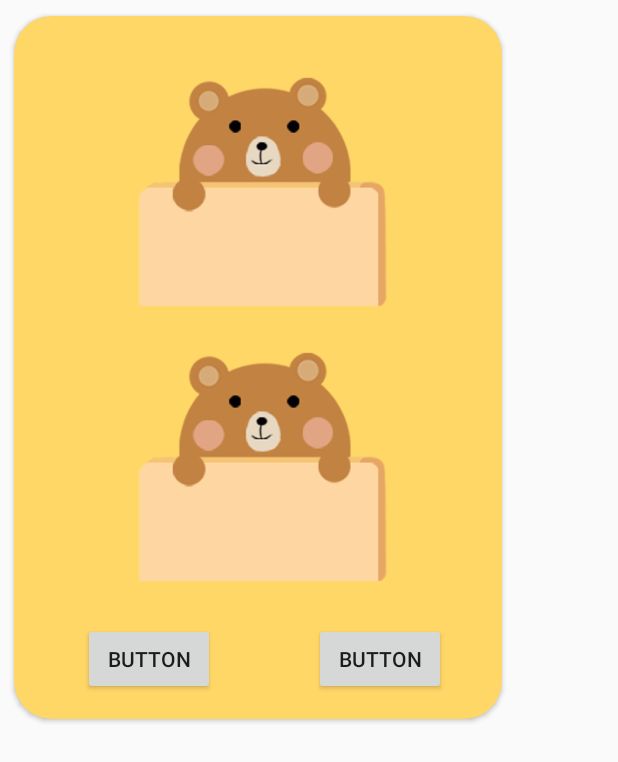
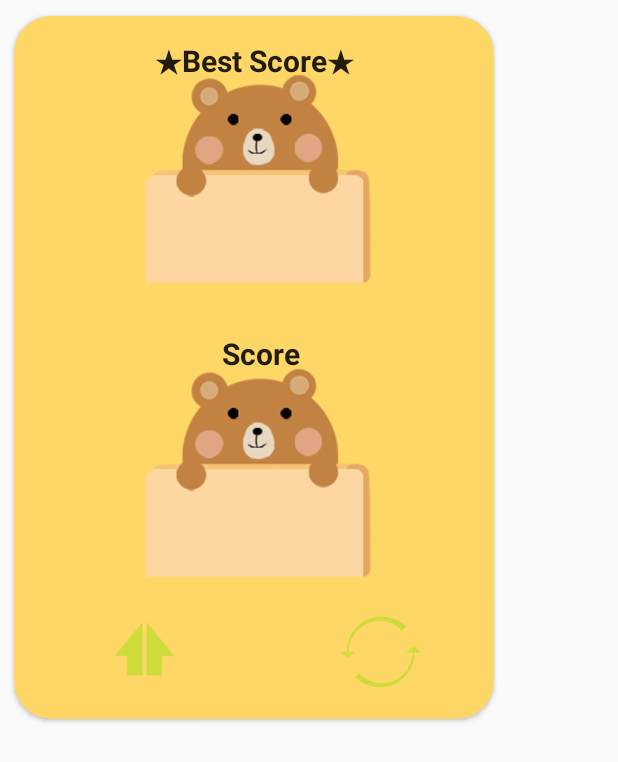
Before and after one commit to angryskull/gameproject1, an Android app: the layout activity_popup_game_over.xml on its own in the app's theme, with its tools: preview values and no code run, on a phone screen of 412 x 824 dp. Shown: the top 762 px of the screen. Run offline under Robolectric (Android 15) with nearby library versions, the phone set to English and light mode, and no system bars.

Commit message:
popup, intent 완료

```diff
--- a/GameProject1/app/src/main/res/layout/activity_popup_game_over.xml
+++ b/GameProject1/app/src/main/res/layout/activity_popup_game_over.xml
@@ -1,13 +1,16 @@
 <?xml version="1.0" encoding="utf-8"?>
-<androidx.cardview.widget.CardView
-    android:id="@+id/popup"
+<androidx.cardview.widget.CardView android:id="@+id/popup"
     xmlns:android="http://schemas.android.com/apk/res/android"
     xmlns:app="http://schemas.android.com/apk/res-auto"
+    xmlns:tools="http://schemas.android.com/tools"
     android:layout_width="wrap_content"
     android:layout_height="490dp"
+    android:orientation="vertical"
+    android:background="#FFFFFFFF"
     app:cardBackgroundColor="@color/colorBabyYellow"
     app:cardCornerRadius="25dp"
-    app:cardUseCompatPadding="true">
+    app:cardUseCompatPadding="true"
+    tools:context=".PopupGameOverActivity">
 
     <androidx.constraintlayout.widget.ConstraintLayout
         android:layout_width="match_parent"
@@ -15,19 +18,34 @@
 
         <Button
             android:id="@+id/button_replay"
-            android:layout_width="wrap_content"
-            android:layout_height="wrap_content"
+            android:layout_width="75dp"
+            android:layout_height="75dp"
             android:layout_marginBottom="16dp"
-            android:text="Button"
+            android:background="@drawable/icon_replay"
             app:layout_constraintBottom_toBottomOf="parent"
             app:layout_constraintEnd_toEndOf="parent"
             app:layout_constraintHorizontal_bias="0.843"
-            app:layout_constraintStart_toStartOf="parent" />
+            app:layout_constraintStart_toStartOf="parent"
+            app:layout_constraintTop_toBottomOf="@+id/imageView_score" />
+
+        <TextView
+            android:id="@+id/text_score"
+            android:layout_width="137dp"
+            android:layout_height="65dp"
+            android:gravity="center"
+            android:textColor="@color/browser_actions_text_color"
+            android:textSize="30sp"
+            android:textStyle="bold"
+            app:layout_constraintBottom_toBottomOf="@+id/imageView_score"
+            app:layout_constraintEnd_toEndOf="@+id/imageView_score"
+            app:layout_constraintStart_toStartOf="@+id/imageView_score"
+            app:layout_constraintTop_toTopOf="@+id/imageView_score"
+            app:layout_constraintVertical_bias="0.796" />
 
         <ImageView
             android:id="@+id/imageView_score"
-            android:layout_width="325dp"
-            android:layout_height="198dp"
+            android:layout_width="320dp"
+            android:layout_height="180dp"
             android:src="@drawable/image_bear"
             app:layout_constraintBottom_toBottomOf="parent"
             app:layout_constraintEnd_toEndOf="parent"
@@ -36,20 +54,16 @@
             app:layout_constraintTop_toTopOf="parent"
             app:layout_constraintVertical_bias="0.732" />
 
-        <TextView
-            android:id="@+id/text_score"
-            android:layout_width="137dp"
-            android:layout_height="65dp"
-            app:layout_constraintBottom_toBottomOf="@+id/imageView_score"
-            app:layout_constraintEnd_toEndOf="@+id/imageView_score"
-            app:layout_constraintStart_toStartOf="@+id/imageView_score"
-            app:layout_constraintTop_toTopOf="@+id/imageView_score"
-            app:layout_constraintVertical_bias="0.796" />
+
 
         <TextView
             android:id="@+id/text_best_score"
             android:layout_width="137dp"
             android:layout_height="65dp"
+            android:textColor="@color/browser_actions_text_color"
+            android:textSize="30sp"
+            android:textStyle="bold"
+            android:gravity="center"
             app:layout_constraintBottom_toBottomOf="@+id/imageView_best"
             app:layout_constraintEnd_toEndOf="@+id/imageView_best"
             app:layout_constraintStart_toStartOf="@+id/imageView_best"
@@ -58,8 +72,8 @@
 
         <ImageView
             android:id="@+id/imageView_best"
-            android:layout_width="325dp"
-            android:layout_height="198dp"
+            android:layout_width="320dp"
+            android:layout_height="180dp"
             android:src="@drawable/image_bear"
             app:layout_constraintBottom_toBottomOf="parent"
             app:layout_constraintEnd_toEndOf="parent"
@@ -70,13 +84,44 @@
 
         <Button
             android:id="@+id/button_home"
-            android:layout_width="wrap_content"
-            android:layout_height="wrap_content"
+            android:layout_width="80dp"
+            android:layout_height="80dp"
             android:layout_marginBottom="16dp"
-            android:text="Button"
+            android:background="@drawable/icon_home"
             app:layout_constraintBottom_toBottomOf="parent"
             app:layout_constraintEnd_toEndOf="parent"
             app:layout_constraintHorizontal_bias="0.194"
-            app:layout_constraintStart_toStartOf="parent" />
+            app:layout_constraintStart_toStartOf="parent"
+            app:layout_constraintTop_toBottomOf="@+id/imageView_score" />
+
+        <TextView
+            android:id="@+id/text_best"
+            android:layout_width="wrap_content"
+            android:layout_height="wrap_content"
+            android:text="★Best Score★"
+            android:textColor="@color/browser_actions_text_color"
+            android:textSize="20sp"
+            android:textStyle="bold"
+            app:layout_constraintBottom_toTopOf="@+id/text_best_score"
+            app:layout_constraintEnd_toEndOf="@+id/imageView_best"
+            app:layout_constraintHorizontal_bias="0.501"
+            app:layout_constraintStart_toStartOf="@+id/imageView_best"
+            app:layout_constraintTop_toTopOf="@+id/imageView_best"
+            app:layout_constraintVertical_bias="0.0" />
+
+        <TextView
+            android:id="@+id/text_temp"
+            android:layout_width="wrap_content"
+            android:layout_height="wrap_content"
+            android:text="Score"
+            android:textColor="@color/browser_actions_text_color"
+            android:textSize="20sp"
+            android:textStyle="bold"
+            app:layout_constraintBottom_toTopOf="@+id/text_score"
+            app:layout_constraintEnd_toEndOf="@+id/imageView_score"
+            app:layout_constraintHorizontal_bias="0.258"
+            app:layout_constraintStart_toStartOf="@+id/text_best"
+            app:layout_constraintTop_toTopOf="@+id/imageView_score"
+            app:layout_constraintVertical_bias="0.0" />
     </androidx.constraintlayout.widget.ConstraintLayout>
 </androidx.cardview.widget.CardView>
```
Also changed, not shown: GameProject1/app/build.gradle (+4 -4 lines), GameProject1/app/src/main/AndroidManifest.xml (+6 -4 lines), GameProject1/app/src/main/java/com/example/gameproject1/GameActivity.java (+12 -35 lines), GameProject1/app/src/main/java/com/example/gameproject1/PopupGameOverActivity.java (added, +81 -0 lines), GameProject1/app/src/main/res/drawable/icon_home.png (added), GameProject1/app/src/main/res/drawable/icon_replay.png (added).
